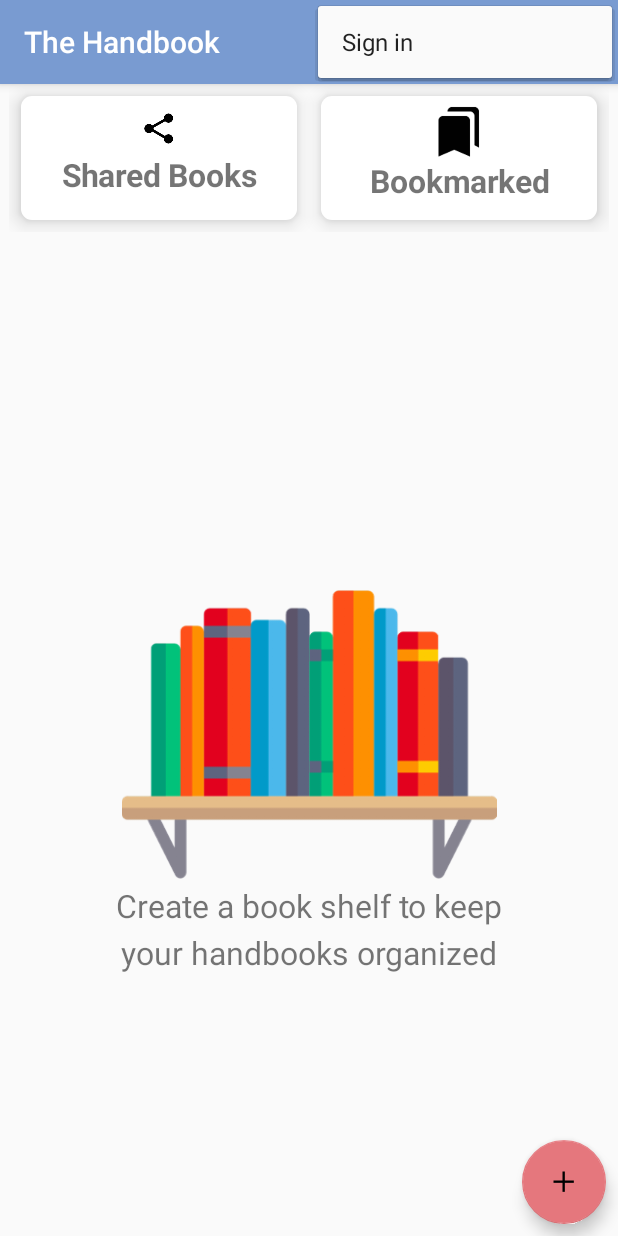
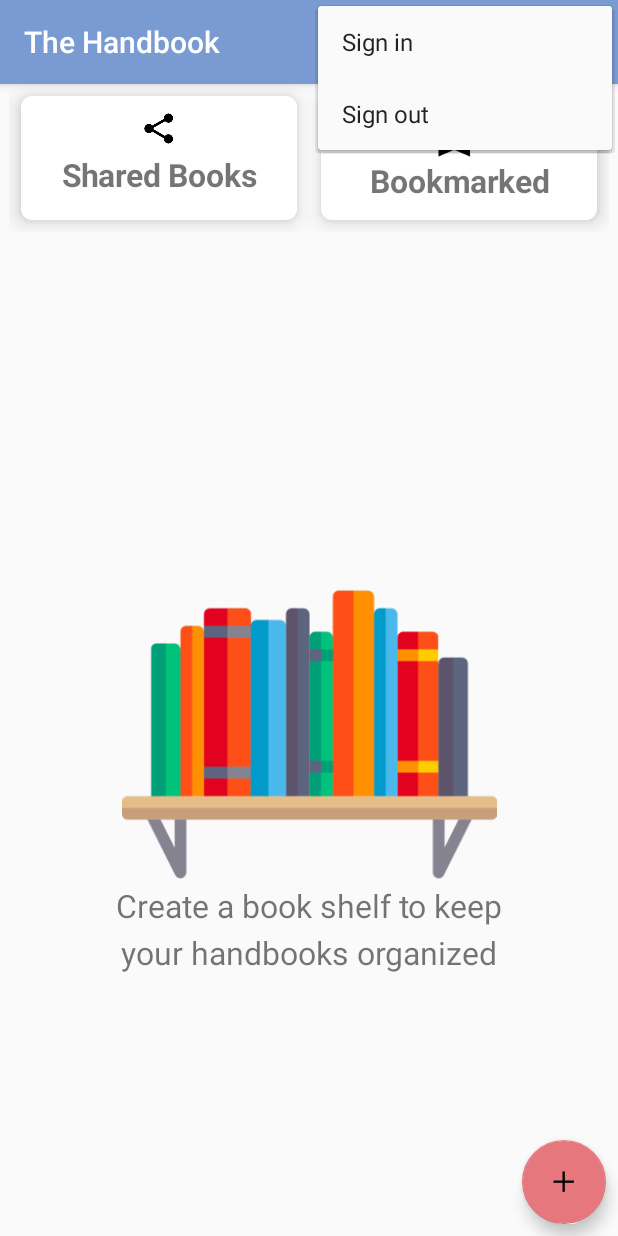
Before and after one commit to ericdgood/My-SOP, an Android app: the screen it shows after launch (MainActivity), with the options menu open, on a phone screen of 412 x 824 dp. Run offline under Robolectric (Android 15) with nearby library versions, the phone set to English and light mode, and no system bars; our stand-ins replace ButterKnife, Firebase (no records; nobody signed in at launch, a user with empty details on screens opened directly), Room's generated code; libraries missing offline, so code that uses them is left out: com.firebase.ui, maes.tech.intentanim.

Commit message:
Feat: added sign out option

```diff
--- a/app/src/main/java/mysop/pia/com/Categories/ShelfRecyclerAdapter.java
+++ b/app/src/main/java/mysop/pia/com/Categories/ShelfRecyclerAdapter.java
@@ -61,7 +61,7 @@ public class ShelfRecyclerAdapter extends RecyclerView.Adapter<ShelfRecyclerAdap
                         case R.id.book_shelf_edit:
                             editCategory(categoryList.get(position).getCategoryTitle(), categoryList.get(position).getId());
                             return true;
-                        case R.id.book_shelf_share:
+                        case R.id.book_shelf_collab:
                             Intent shareFirebase = new Intent(context, Firebase.class);
                             ListofHandbooksAdapter.bookShare = 0;
                             categoryName = categoryList.get(position).getCategoryTitle();
--- a/app/src/main/java/mysop/pia/com/ListofHandbooks/ListofHandbooksAdapter.java
+++ b/app/src/main/java/mysop/pia/com/ListofHandbooks/ListofHandbooksAdapter.java
@@ -129,7 +129,7 @@ public class ListofHandbooksAdapter extends RecyclerView.Adapter<ListofHandbooks
                         case R.id.book_shelf_edit:
                             editBook(listOfSOPS.get(position).getSopTitle(), listOfSOPS.get(position).getId());
                             return true;
-                        case R.id.book_shelf_share:
+                        case R.id.book_shelf_collab:
                             Intent shareBook = new Intent(context, Firebase.class);
                             bookShare = 1;
                             bookTitle = listOfSOPS.get(position).getSopTitle();
--- a/app/src/main/java/mysop/pia/com/MainActivity.java
+++ b/app/src/main/java/mysop/pia/com/MainActivity.java
@@ -18,6 +18,7 @@ import android.widget.ImageView;
 import android.widget.TextView;
 import android.widget.Toast;
 
+import com.firebase.ui.auth.AuthUI;
 import com.google.firebase.auth.FirebaseAuth;
 import com.google.firebase.auth.FirebaseUser;
 import com.google.firebase.database.ChildEventListener;
@@ -101,6 +102,9 @@ public class MainActivity extends AppCompatActivity {
             share.putExtra(getString(R.string.signin), 1);
             startActivity(share);
             return true;
+        }
+        if (id == R.id.sign_out){
+            AuthUI.getInstance().signOut(this);
         }
 
         return super.onOptionsItemSelected(item);
--- a/app/src/main/res/menu/menu_book_shelf.xml
+++ b/app/src/main/res/menu/menu_book_shelf.xml
@@ -6,8 +6,8 @@
         android:title="@string/edit" />
 
     <item
-        android:id="@+id/book_shelf_share"
-        android:title="@string/share" />
+        android:id="@+id/book_shelf_collab"
+        android:title="@string/collaborate" />
 
     <item
         android:id="@+id/book_shelf_delete"
--- a/app/src/main/res/menu/menu_main.xml
+++ b/app/src/main/res/menu/menu_main.xml
@@ -8,4 +8,11 @@
         android:orderInCategory="100"
         android:title="@string/sign_in"
         app:showAsAction="never" />
+
+    <item
+        android:id="@+id/sign_out"
+        android:orderInCategory="100"
+        android:title="@string/sign_out"
+        app:showAsAction="never" />
+
 </menu>
--- a/app/src/main/res/values/strings.xml
+++ b/app/src/main/res/values/strings.xml
@@ -106,7 +106,7 @@
     <string name="nospaces">No spaces allowed</string>
     <string name="users">Users</string>
     <string name="pagephoto">page_photo</string>
-    <string name="usernameis">User name is /</string>
+    <string name="usernameis">User name is \</string>
     <string name="editbook">editSop</string>
     <string name="booktitle">sopTitle</string>
     <string name="bookshelf">sopCategory</string>
@@ -155,5 +155,7 @@
 
     <!-- TODO: Remove or change this placeholder text -->
     <string name="hello_blank_fragment">Hello blank fragment</string>
+    <string name="collaborate">Collaborate</string>
+    <string name="sign_out">Sign out</string>
 
 </resources>
```
Also changed, not shown: app/src/main/java/mysop/pia/com/Firebase/Firebase.java (+2 -8 lines).
